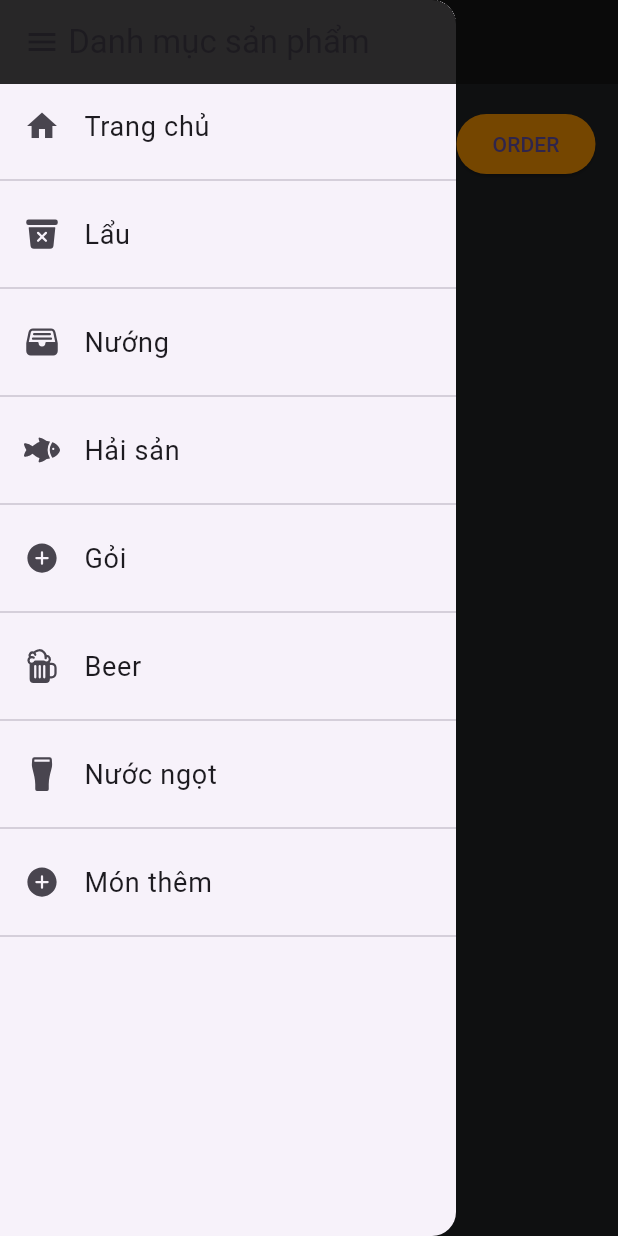
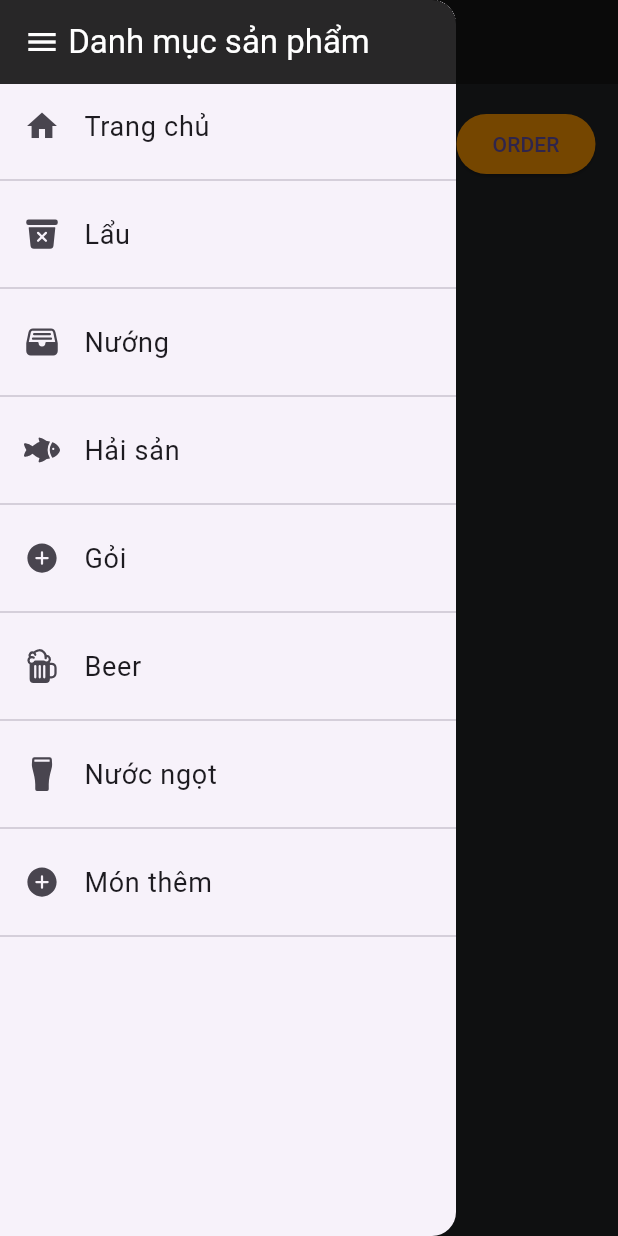
Before and after one commit to B2014729/Restaurant-management-mobile-Flutter, a Flutter app: the CartScreen screen opened by its route, with the side drawer open, on a phone screen of 412 x 824 dp. Run offline on Flutter 3.47's test engine with Material 3 defaults, Android fonts, the phone set to English and light mode, and no system bars; our stand-ins replace google_fonts, ionicons, socket_io_client.

Commit message:
Update code 11/5/2024

```diff
--- a/lib/models/order_model.dart
+++ b/lib/models/order_model.dart
@@ -46,7 +46,7 @@ class OrderModel {
       'idTable': idTable,
       'dateTime ': dateTime.toString(),
       'status': status,
-      'token': 'kkkkkkkkkkkk',
+      'token': token,
       'idDish': idDish,
       'quantity': quantity,
       'note': note
--- a/lib/services/order_service.dart
+++ b/lib/services/order_service.dart
@@ -5,7 +5,6 @@ import 'package:http/http.dart' as http;
 class OrderService {
   static Future<void> order(OrderModel orderInfo) async {
     Map<String, dynamic> data = orderInfo.toJson();
-
     final url = Uri.parse(
         "http://10.0.2.2:8000/api/v1/restaurant-management-system/order-dish/create");
 
--- a/lib/ui/cart/cart_screen.dart
+++ b/lib/ui/cart/cart_screen.dart
@@ -38,9 +38,13 @@ class _CartScreenState extends State<CartScreen> {
           'Order',
           style: GoogleFonts.pacifico(
             fontSize: 26,
+            color: const Color.fromARGB(255, 255, 255, 255),
           ),
         ),
         backgroundColor: const Color.fromARGB(215, 19, 19, 19),
+        iconTheme: const IconThemeData(
+          color: Colors.white, //Set color cho icon drawer
+        ),
       ),
       drawer: const AppDrawer(),
       body: Column(
@@ -113,6 +117,8 @@ class _CartScreenState extends State<CartScreen> {
                   onPressed: () {
                     if (_controller.text != '') {
                       if (cartItems.isNotEmpty) {
+                        print('Check Token');
+                        print((context).read<AuthManager>().getToken);
                         OrderModel data = OrderModel(
                           idTable: int.parse(_controller.text),
                           status: status,
--- a/lib/ui/dish/dish_type_screen.dart
+++ b/lib/ui/dish/dish_type_screen.dart
@@ -29,6 +29,7 @@ class _DishScreenOnTypeState extends State<DishScreenOnType> {
           "Danh sách món",
           style: GoogleFonts.pacifico(
             fontSize: 26,
+            color: const Color.fromARGB(255, 255, 255, 255),
           ),
         ),
         backgroundColor: const Color.fromARGB(215, 19, 19, 19),
@@ -47,6 +48,9 @@ class _DishScreenOnTypeState extends State<DishScreenOnType> {
             ),
           ),
         ],
+        iconTheme: const IconThemeData(
+          color: Colors.white, //Set color cho icon drawer
+        ),
       ),
       drawer: const AppDrawer(),
       body: Column(
--- a/lib/ui/order/order_screen.dart
+++ b/lib/ui/order/order_screen.dart
@@ -28,9 +28,13 @@ class _OrderScreenState extends State<OrderScreen> {
           'Dining table list',
           style: GoogleFonts.pacifico(
             fontSize: 26,
+            color: const Color.fromARGB(255, 255, 255, 255),
           ),
         ),
         backgroundColor: const Color.fromARGB(215, 19, 19, 19),
+        iconTheme: const IconThemeData(
+          color: Colors.white, //Set color cho icon drawer
+        ),
       ),
       drawer: const AppDrawer(),
       body: Padding(
--- a/lib/ui/share/draw.dart
+++ b/lib/ui/share/draw.dart
@@ -18,8 +18,16 @@ class AppDrawer extends StatelessWidget {
           AppBar(
             title: const Row(
               children: <Widget>[
-                Icon(Icons.menu),
-                Text(' Danh mục sản phẩm'),
+                Icon(
+                  Icons.menu,
+                  color: Color.fromARGB(255, 255, 255, 255),
+                ),
+                Text(
+                  ' Danh mục sản phẩm',
+                  style: TextStyle(
+                    color: Color.fromARGB(255, 255, 255, 255),
+                  ),
+                ),
               ],
             ),
             automaticallyImplyLeading: false,
```
Also changed, not shown: lib/ui/dish/dish_screen.dart (+44 -35 lines), pubspec.lock.
